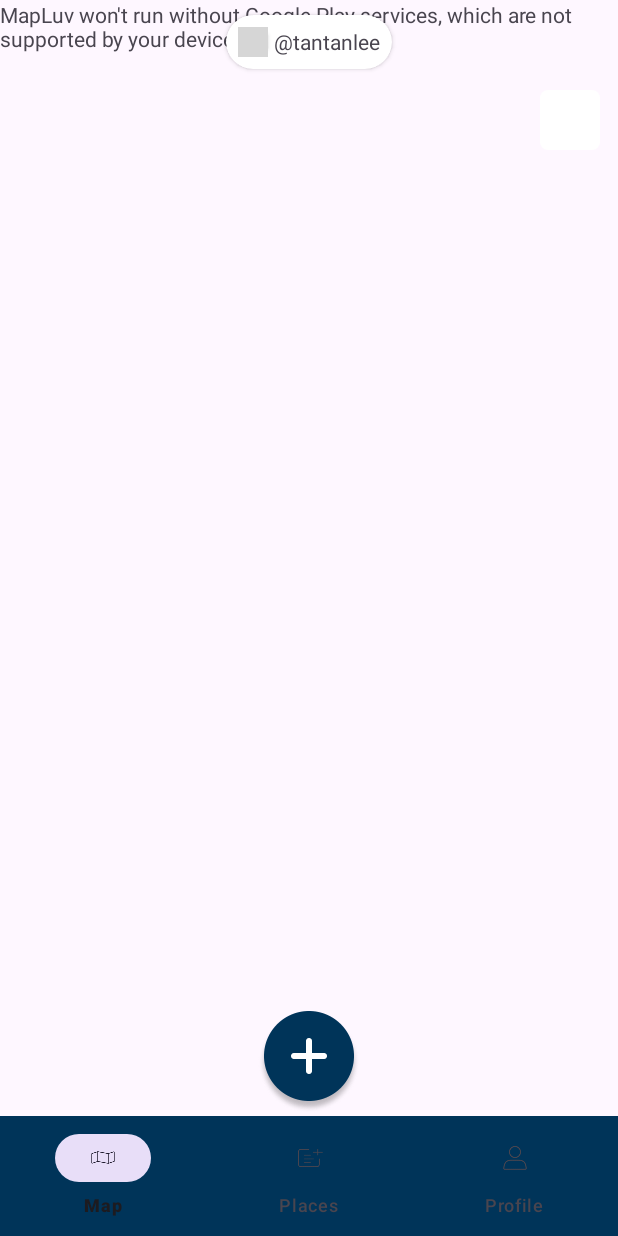
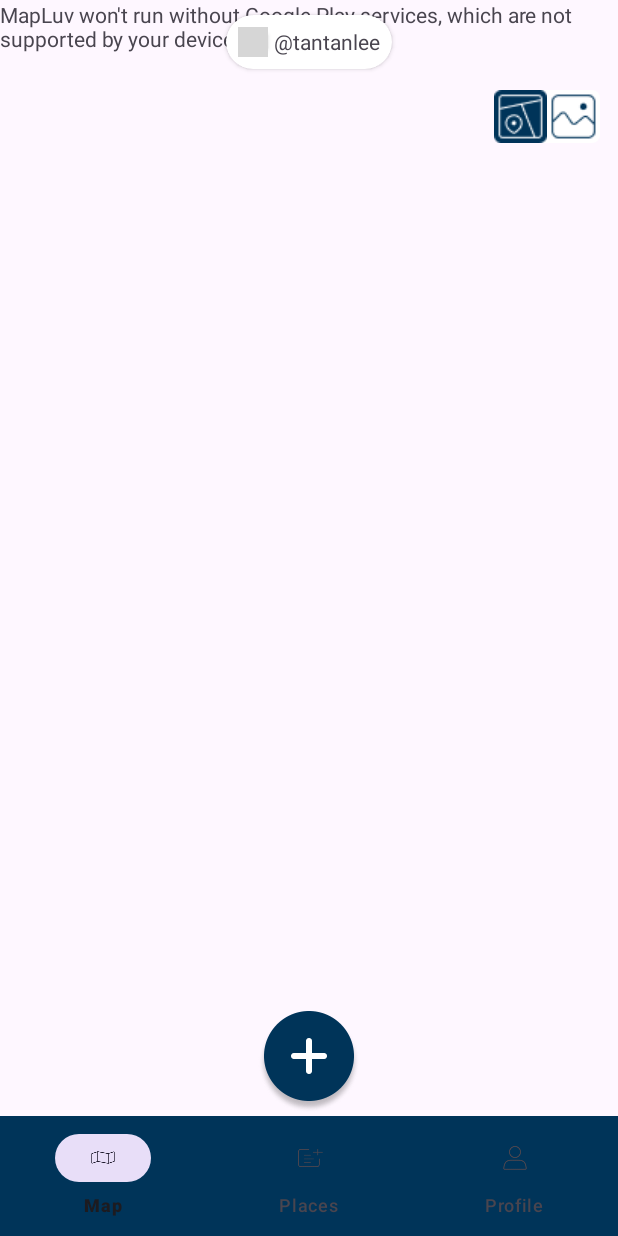
Before and after one commit to tanle-dev/PaLuv, an Android app: the screen it shows after launch (MainActivity), on a phone screen of 412 x 824 dp. Run offline under Robolectric (Android 15) with nearby library versions, the phone set to English and light mode, and no system bars; grey boxes are pictures that could not be loaded.

Commit message:
Add feature map type btn

```diff
--- a/app/src/main/java/ca/tanle/mapluv/ui/fragments/MapFragment.kt
+++ b/app/src/main/java/ca/tanle/mapluv/ui/fragments/MapFragment.kt
@@ -75,6 +75,20 @@ class MapFragment(val acontext: Context) : Fragment(), OnMapReadyCallback {
             it.isCompassEnabled = true
         }
         getDeviceLocation()
+
+        // Change map type
+        binding.mapTypeNormalBtn.setOnClickListener{
+            binding.mapTypeNormalBtn.setImageResource(R.drawable.normal_map_active);
+            binding.mapTypeSatelliteBtn.setImageResource(R.drawable.satellite_map_inactive);
+            googleMap.mapType = GoogleMap.MAP_TYPE_NORMAL;
+        }
+
+        binding.mapTypeSatelliteBtn.setOnClickListener{
+            binding.mapTypeSatelliteBtn.setImageResource(R.drawable.satellite_map_active);
+            binding.mapTypeNormalBtn.setImageResource(R.drawable.normal_map_inactive);
+            googleMap.mapType = GoogleMap.MAP_TYPE_SATELLITE;
+        }
+
     }
 
     override fun onMapReady(p0: GoogleMap) {
--- a/app/src/main/res/layout/fragment_map.xml
+++ b/app/src/main/res/layout/fragment_map.xml
@@ -34,13 +34,30 @@
         app:layout_constraintStart_toStartOf="parent" />
 
     <LinearLayout
-        android:layout_width="40dp"
-        android:layout_height="40dp"
+        android:layout_width="wrap_content"
+        android:layout_height="wrap_content"
         android:layout_marginTop="60dp"
         android:layout_marginEnd="12dp"
         android:background="@drawable/map_type_option_bg"
         app:layout_constraintEnd_toEndOf="parent"
-        app:layout_constraintTop_toTopOf="parent"></LinearLayout>
+        app:layout_constraintTop_toTopOf="parent">
+
+        <ImageView
+            android:id="@+id/mapTypeNormalBtn"
+            android:layout_width="wrap_content"
+            android:layout_height="wrap_content"
+            android:layout_weight="1"
+            android:clickable="true"
+            android:src="@drawable/normal_map_active" />
+
+        <ImageView
+            android:id="@+id/mapTypeSatelliteBtn"
+            android:layout_width="wrap_content"
+            android:layout_height="wrap_content"
+            android:layout_weight="1"
+            android:clickable="true"
+            android:src="@drawable/satellite_map_inactive" />
+    </LinearLayout>
 
     <androidx.cardview.widget.CardView
         android:layout_width="wrap_content"
```
Also changed, not shown: app/src/main/res/drawable/normal_map_active.png (added), app/src/main/res/drawable/normal_map_inactive.png (added), app/src/main/res/drawable/satellite_map_active.png (added), app/src/main/res/drawable/satellite_map_inactive.png (added).
